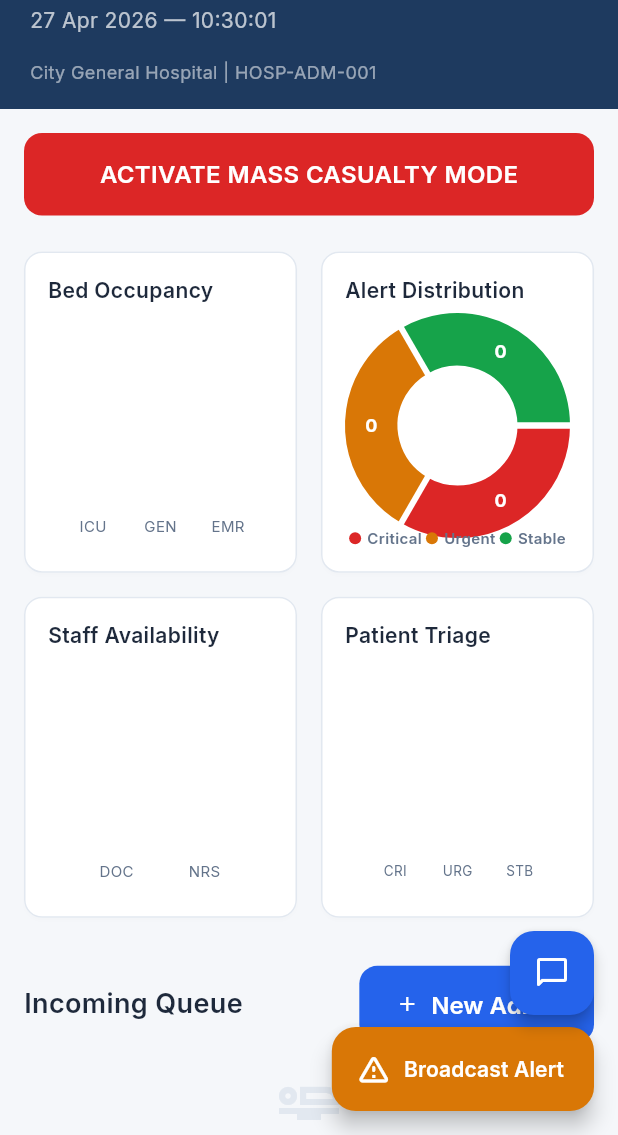
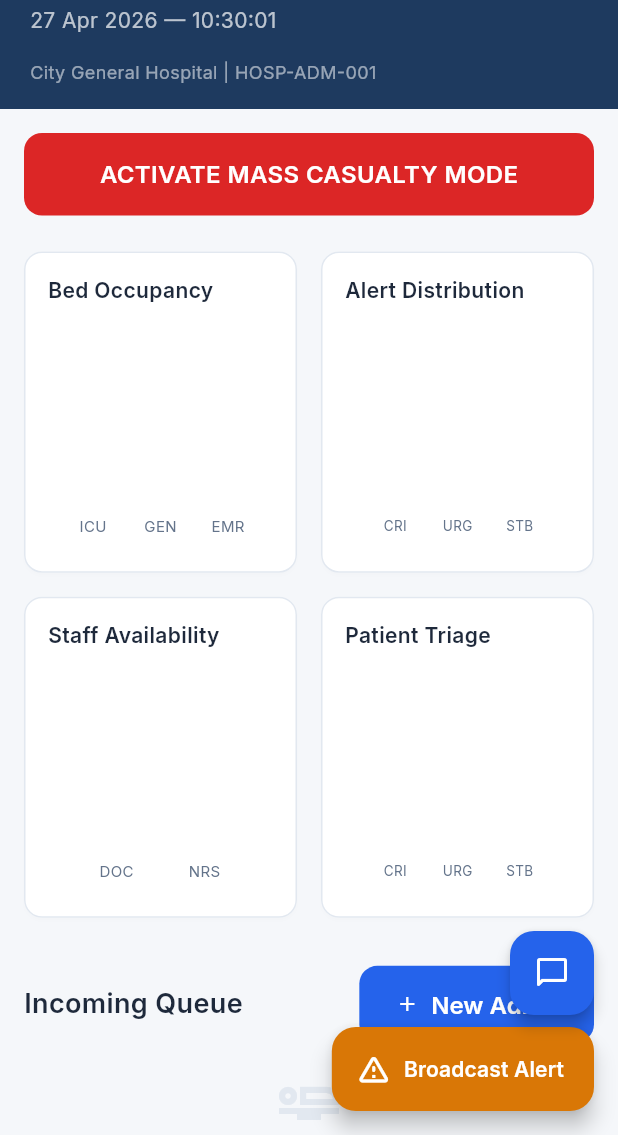
Before and after one commit to neavpanjwani99/Bitheads, a Flutter app: the AdminDashboardScreen screen opened by its route, on a phone screen of 412 x 824 dp, the part 101-1236 px from its top. Run offline on Flutter 3.47's test engine with Material 3 defaults, Android fonts, the light colour scheme and no system bars; drawn by our look-alikes of fl_chart; our stand-ins replace cloud_firestore, firebase_auth, firebase_core, flutter_animate, flutter_dotenv, flutter_riverpod and 4 more; accounts and stored records are empty.

Commit message:
grapgh bhi change kardiya 👍👍

```diff
--- a/lib/features/admin/admin_dashboard_screen.dart
+++ b/lib/features/admin/admin_dashboard_screen.dart
@@ -363,96 +363,24 @@ class _AdminDashboardScreenState extends ConsumerState<AdminDashboardScreen> {
         double u = alerts.where((a)=>a.severity=='URGENT').length.toDouble();
         double s = alerts.where((a)=>a.severity=='STABLE').length.toDouble();
 
-        return StatefulBuilder(
-          builder: (context, setState) {
-            int touchedIndex = -1;
-
-            return Column(
-              children: [
-                Expanded(
-                  child: PieChart(PieChartData(
-                    pieTouchData: PieTouchData(
-                      touchCallback: (FlTouchEvent event, pieTouchResponse) {
-                        setState(() {
-                          if (!event.isInterestedForInteractions || pieTouchResponse == null || pieTouchResponse.touchedSection == null) {
-                            touchedIndex = -1;
-                            return;
-                          }
-                          touchedIndex = pieTouchResponse.touchedSection!.touchedSectionIndex;
-                        });
-                      },
-                    ),
-                    sectionsSpace: 4,
-                    centerSpaceRadius: 40,
-                    sections: [
-                      PieChartSectionData(
-                        value: c == 0 ? 0.5 : c,
-                        color: AppTheme.critical,
-                        title: c.toInt().toString(),
-                        radius: touchedIndex == 0 ? 45 : 35,
-                        titleStyle: const TextStyle(color: Colors.white, fontSize: 12, fontWeight: FontWeight.bold),
-                        badgeWidget: touchedIndex == 0 ? _buildPieTooltip('CRI', c.toInt()) : null,
-                        badgePositionPercentageOffset: 1.2,
-                      ),
-                      PieChartSectionData(
-                        value: u == 0 ? 0.5 : u,
-                        color: AppTheme.urgent,
-                        title: u.toInt().toString(),
-                        radius: touchedIndex == 1 ? 45 : 35,
-                        titleStyle: const TextStyle(color: Colors.white, fontSize: 12, fontWeight: FontWeight.bold),
-                        badgeWidget: touchedIndex == 1 ? _buildPieTooltip('URG', u.toInt()) : null,
-                        badgePositionPercentageOffset: 1.2,
-                      ),
-                      PieChartSectionData(
-                        value: s == 0 ? 0.5 : s,
-                        color: AppTheme.stable,
-                        title: s.toInt().toString(),
-                        radius: touchedIndex == 2 ? 45 : 35,
-                        titleStyle: const TextStyle(color: Colors.white, fontSize: 12, fontWeight: FontWeight.bold),
-                        badgeWidget: touchedIndex == 2 ? _buildPieTooltip('STB', s.toInt()) : null,
-                        badgePositionPercentageOffset: 1.2,
-                      ),
-                    ]
-                  )),
-                ),
-                const Gap(12),
-                Row(
-                  mainAxisAlignment: MainAxisAlignment.spaceEvenly,
-                  children: [
-                    _buildLegendItem('Critical', AppTheme.critical),
-                    _buildLegendItem('Urgent', AppTheme.urgent),
-                    _buildLegendItem('Stable', AppTheme.stable),
-                  ]
-                )
-              ]
-            );
-          }
-        );
+        return BarChart(BarChartData(
+          alignment: BarChartAlignment.spaceEvenly,
+          maxY: alerts.isNotEmpty ? alerts.length.toDouble() : 10,
+          titlesData: FlTitlesData(
+            topTitles: const AxisTitles(), rightTitles: const AxisTitles(), leftTitles: const AxisTitles(),
+            bottomTitles: AxisTitles(sideTitles: SideTitles(showTitles: true, getTitlesWidget: (v,m)=>Text(['CRI','URG','STB'][v.toInt()], style: const TextStyle(fontSize: 9, color: AppTheme.textSecondary)))),
+          ),
+          gridData: const FlGridData(show: false),
+          borderData: FlBorderData(show: false),
+          barGroups: [
+            BarChartGroupData(x: 0, barRods: [BarChartRodData(toY: c, color: AppTheme.critical, width: 16)]),
+            BarChartGroupData(x: 1, barRods: [BarChartRodData(toY: u, color: AppTheme.urgent, width: 16)]),
+            BarChartGroupData(x: 2, barRods: [BarChartRodData(toY: s, color: AppTheme.stable, width: 16)]),
+          ]
+        ));
       },
       loading: () => const Center(child: CircularProgressIndicator()),
       error: (e, _) => const Icon(Icons.error),
-    );
-  }
-
-  Widget _buildPieTooltip(String title, int value) {
-    return Container(
-      padding: const EdgeInsets.symmetric(horizontal: 8, vertical: 4),
-      decoration: BoxDecoration(
-        color: Colors.black87,
-        borderRadius: BorderRadius.circular(6),
-        boxShadow: const [BoxShadow(color: Colors.black26, blurRadius: 4)]
-      ),
-      child: Text('$title: $value', style: const TextStyle(color: Colors.white, fontSize: 10, fontWeight: FontWeight.bold)),
-    );
-  }
-
-  Widget _buildLegendItem(String title, Color c) {
-    return Row(
-      children: [
-        Container(width: 8, height: 8, decoration: BoxDecoration(color: c, shape: BoxShape.circle)),
-        const Gap(4),
-        Text(title, style: const TextStyle(fontSize: 10, color: AppTheme.textSecondary, fontWeight: FontWeight.w600)),
-      ],
     );
   }
 
```
